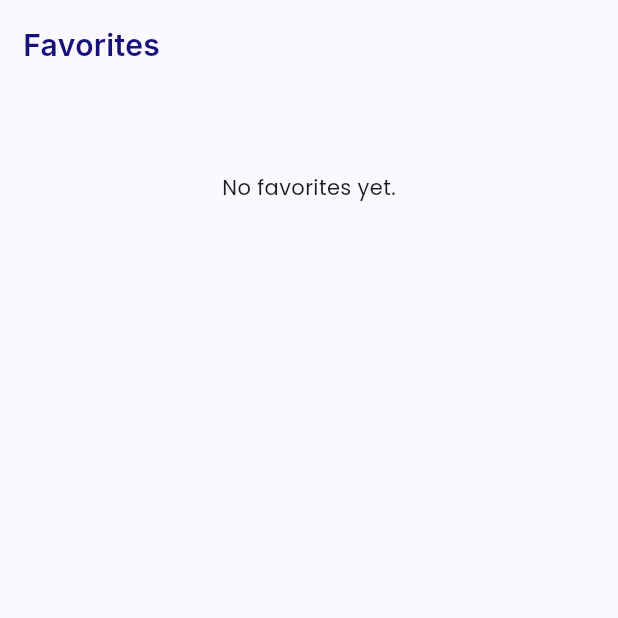
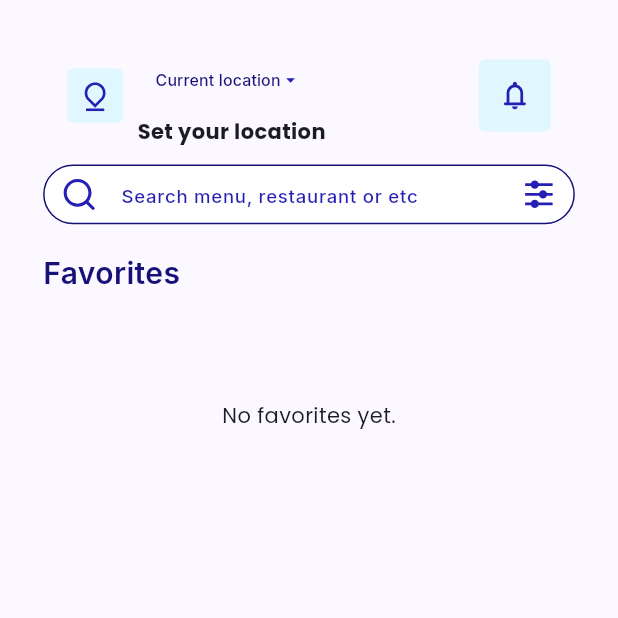
Before and after one commit to Mo3taz410/foodtek, a Flutter app: the FavoritesScreen screen opened directly, on a phone screen of 412 x 824 dp, the top half of it. Run offline on Flutter 3.47's test engine with Material 3 defaults, Android fonts, the phone set to English and light mode, and no system bars; our stand-ins replace auto_size_text, flutter_bloc, flutter_screenutil, flutter_secure_storage, flutter_svg, geocoding and 6 more; accounts and stored records are empty.

Commit message:
6th april

```diff
--- a/lib/core/widgets/app_search_bar.dart
+++ b/lib/core/widgets/app_search_bar.dart
@@ -37,15 +37,15 @@ class AppSearchBar extends StatelessWidget {
             left: responsiveWidth(context, 14),
           ),
           border: OutlineInputBorder(
-            borderRadius: BorderRadius.circular(12),
+            borderRadius: BorderRadius.circular(40),
             borderSide: const BorderSide(color: AppColors.secondary),
           ),
           enabledBorder: OutlineInputBorder(
-            borderRadius: BorderRadius.circular(12),
+            borderRadius: BorderRadius.circular(40),
             borderSide: const BorderSide(color: AppColors.secondary),
           ),
           focusedBorder: OutlineInputBorder(
-            borderRadius: BorderRadius.circular(12),
+            borderRadius: BorderRadius.circular(40),
             borderSide: BorderSide(
               color: AppColors.primary,
               width: responsiveWidth(context, 1.5),
--- a/lib/features/app/controllers/bottom_nav_cubit.dart
+++ b/lib/features/app/controllers/bottom_nav_cubit.dart
@@ -1,6 +1,6 @@
 import 'package:flutter_bloc/flutter_bloc.dart';
 
 class BottomNavCubit extends Cubit<int> {
-  BottomNavCubit() : super(0);
+  BottomNavCubit() : super(1);
   void updateIndex(int index) => emit(index);
 }
--- a/lib/features/app/views/screens/app_screen.dart
+++ b/lib/features/app/views/screens/app_screen.dart
@@ -16,7 +16,7 @@ class AppScreen extends StatelessWidget {
 
   static final List<Widget> screens = [
     HomeScreen(),
-    const FavoritesScreen(),
+    FavoritesScreen(),
     const CartScreen(),
     const TrackScreen(),
     const ProfileScreen(),
--- a/lib/features/cart/views/widgets/cart_tab.dart
+++ b/lib/features/cart/views/widgets/cart_tab.dart
@@ -213,7 +213,7 @@ class _CartTabState extends State<CartTab> {
                   return;
                 }
 
-                final selectedLocation = await Navigator.push(
+                Navigator.push(
                   context,
                   MaterialPageRoute(
                     builder: (context) => const LocationPickerScreen(),
--- a/lib/features/favorites/models/all_dummy_items.dart
+++ b/lib/features/favorites/models/all_dummy_items.dart
@@ -1,86 +1,88 @@
+import 'package:foodtek/core/utils/app_image_strings.dart';
+
 final List<Map<String, dynamic>> allDummyItems = [
   {
     'id': 'pizza_0',
     'title': 'Pepperoni Pizza',
     'description': 'With spicy pepperoni',
     'price': 10.0,
-    'imagePath': 'assets/images/pepperoni_pizza.png',
+    'imagePath': AppImageStrings.pepperoniPizza,
   },
   {
     'id': 'pizza_1',
     'title': 'Cheese Pizza',
     'description': 'Cheesy goodness',
     'price': 8.0,
-    'imagePath': 'assets/images/cheese_pizza.png',
+    'imagePath': AppImageStrings.cheesePizza,
   },
   {
     'id': 'pizza_2',
     'title': 'Peppy Paneer',
     'description': 'Loaded with veggies',
     'price': 9.0,
-    'imagePath': 'assets/images/peppy_paneer_pizza.png',
+    'imagePath': AppImageStrings.peppyPaneerPizza,
   },
   {
     'id': 'pizza_3',
     'title': 'Mexican Green Wave',
     'description': 'Sweet BBQ sauce',
     'price': 11.0,
-    'imagePath': 'assets/images/mexican_green_wave_pizza.png',
+    'imagePath': AppImageStrings.mexicanGreenWavePizza,
   },
   {
     'id': 'burger_0',
     'title': 'Classic Burger',
     'description': '100% Beef patty',
     'price': 5.0,
-    'imagePath': 'assets/images/chicken_burger.png',
+    'imagePath': AppImageStrings.chickenBurger,
   },
   {
     'id': 'burger_1',
     'title': 'Cheese Delight',
     'description': 'Loaded with cheese',
     'price': 6.0,
-    'imagePath': 'assets/images/cheese_burger.png',
+    'imagePath': AppImageStrings.cheeseBurger,
   },
   {
     'id': 'burger_2',
     'title': 'Spicy Chicken',
     'description': 'Hot and spicy',
     'price': 5.5,
-    'imagePath': 'assets/images/chicken_burger.png',
+    'imagePath': AppImageStrings.chickenBurger,
   },
   {
     'id': 'burger_3',
     'title': 'Veggie Burger',
     'description': 'Fresh veggies',
     'price': 4.5,
-    'imagePath': 'assets/images/cheese_burger.png',
+    'imagePath': AppImageStrings.cheeseBurger,
   },
   {
     'id': 'sandwich_0',
     'title': 'Ham & Cheese',
     'description': 'Classic favorite',
     'price': 3.5,
-    'imagePath': 'assets/images/sandwich.png',
+    'imagePath': AppImageStrings.sandwich,
   },
   {
     'id': 'sandwich_1',
     'title': 'Chicken Sandwich',
     'description': 'Grilled chicken',
     'price': 4.5,
-    'imagePath': 'assets/images/sandwich.png',
+    'imagePath': AppImageStrings.sandwich,
   },
   {
     'id': 'sandwich_2',
     'title': 'Veggie Sandwich',
     'description': 'Fresh vegetables',
     'price': 3.0,
-    'imagePath': 'assets/images/sandwich.png',
+    'imagePath': AppImageStrings.sandwich,
   },
   {
     'id': 'sandwich_3',
     'title': 'Egg Sandwich',
     'description': 'Boiled eggs',
     'price': 2.5,
-    'imagePath': 'assets/images/sandwich.png',
+    'imagePath': AppImageStrings.sandwich,
   },
 ];
--- a/lib/features/favorites/views/screens/favorites_screen.dart
+++ b/lib/features/favorites/views/screens/favorites_screen.dart
@@ -3,27 +3,55 @@ import 'package:flutter_bloc/flutter_bloc.dart';
 import 'package:foodtek/core/extensions/localization_extension.dart';
 import 'package:foodtek/core/utils/app_text_styles.dart';
 import 'package:foodtek/core/utils/responsive.dart';
+import 'package:foodtek/core/widgets/app_custom_header.dart';
+import 'package:foodtek/core/widgets/app_search_bar.dart';
 import 'package:foodtek/features/favorites/controllers/favorites_cubit.dart';
 import 'package:foodtek/features/home/views/widgets/food_card.dart';
 import 'package:foodtek/features/favorites/models/all_dummy_items.dart';
 
-class FavoritesScreen extends StatelessWidget {
-  const FavoritesScreen({super.key});
+class FavoritesScreen extends StatefulWidget {
+  FavoritesScreen({super.key});
+
+  @override
+  State<FavoritesScreen> createState() => _FavoritesScreenState();
+}
+
+class _FavoritesScreenState extends State<FavoritesScreen> {
+  final TextEditingController searchController = TextEditingController();
+
+  String currentPlaceName = "Set your location";
+
+  Future<void> _goToLocationPicker(BuildContext context) async {
+    final result = await Navigator.pushNamed(context, '/locationPicker');
+    if (result is Map && result['placeName'] != null) {
+      setState(() {
+        currentPlaceName = result['placeName'];
+      });
+    }
+  }
 
   @override
   Widget build(BuildContext context) {
     return Scaffold(
       body: SafeArea(
-        child: Padding(
-          padding: EdgeInsets.all(responsiveWidth(context, 16)),
+        child: SingleChildScrollView(
+          padding:
+              EdgeInsets.symmetric(horizontal: responsiveWidth(context, 30)),
           child: Column(
             crossAxisAlignment: CrossAxisAlignment.start,
             children: [
-              Text(context.l10n.favorites,
-                  style: AppTextStyles.topRated.copyWith(fontSize: 20)),
-              SizedBox(
-                height: responsiveHeight(context, 80),
+              SizedBox(height: responsiveHeight(context, 20)),
+              AppCustomHeader(
+                placeName: currentPlaceName,
+                onTap: () => _goToLocationPicker(context),
               ),
+              AppSearchBar(controller: searchController),
+              SizedBox(height: responsiveHeight(context, 20)),
+              Text(
+                context.l10n.favorites,
+                style: AppTextStyles.topRated.copyWith(fontSize: 20),
+              ),
+              SizedBox(height: responsiveHeight(context, 80)),
               BlocBuilder<FavoritesCubit, Set<String>>(
                 builder: (context, favoriteIds) {
                   final favorites = allDummyItems
@@ -34,9 +62,9 @@ class FavoritesScreen extends StatelessWidget {
                     return const Center(child: Text("No favorites yet."));
                   }
 
-                  return Expanded(
-                    child: GridView.builder(
-                      physics: const BouncingScrollPhysics(),
+                  return GridView.builder(
+                    shrinkWrap: true,
+                    physics: const NeverScrollableScrollPhysics(),
                     itemCount: favorites.length,
                     gridDelegate: SliverGridDelegateWithFixedCrossAxisCount(
                       crossAxisCount: 2,
@@ -60,10 +88,10 @@ class FavoritesScreen extends StatelessWidget {
                         },
                       );
                     },
-                    ),
                   );
                 },
               ),
+              SizedBox(height: responsiveHeight(context, 40)),
             ],
           ),
         ),
--- a/lib/l10n/app_localizations_ar.dart
+++ b/lib/l10n/app_localizations_ar.dart
@@ -1,3 +1,5 @@
+// ignore: unused_import
+import 'package:intl/intl.dart' as intl;
 import 'app_localizations.dart';
 
 // ignore_for_file: type=lint
--- a/lib/l10n/app_localizations_en.dart
+++ b/lib/l10n/app_localizations_en.dart
@@ -1,3 +1,5 @@
+// ignore: unused_import
+import 'package:intl/intl.dart' as intl;
 import 'app_localizations.dart';
 
 // ignore_for_file: type=lint
```
Also changed, not shown: pubspec.lock, 125 other files. Lines whose indentation alone changed are shown as unchanged.
